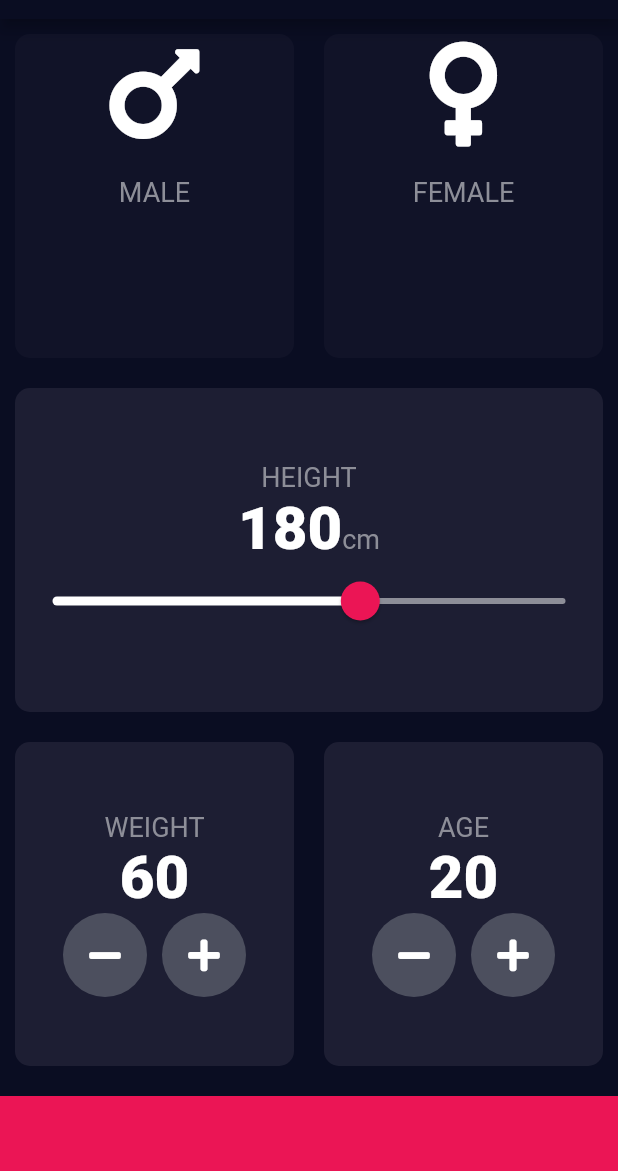
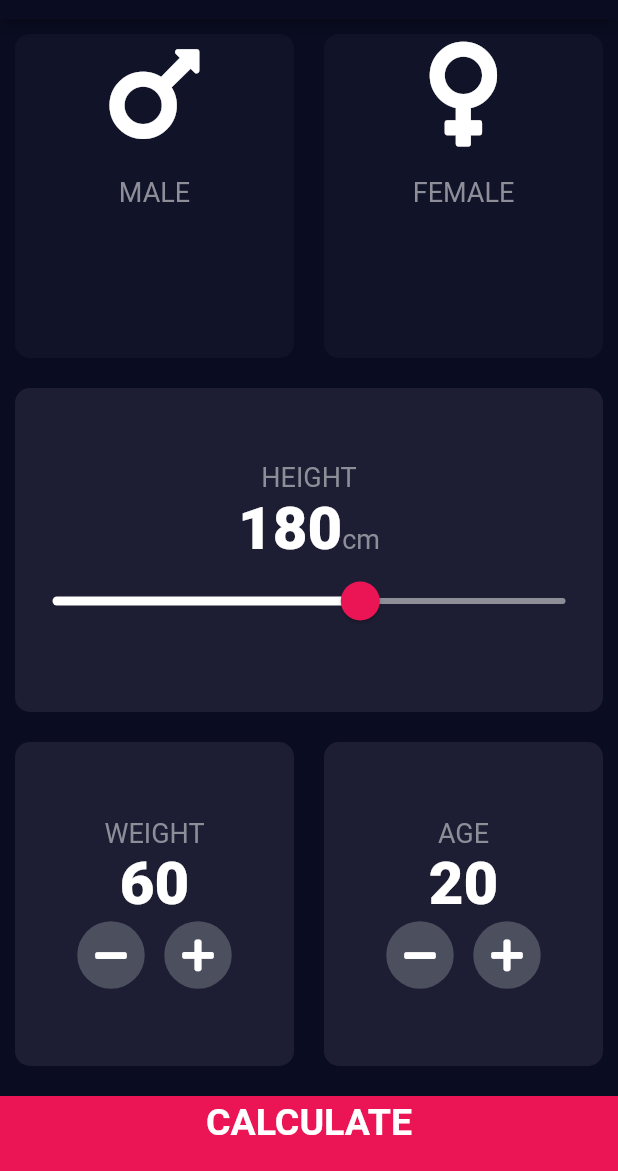
Before and after one commit to iniyan2707/BMI-Calculator, a Flutter app: the screen it shows after launch, on a phone screen of 412 x 824 dp, the part 65-1236 px from its top. Run offline on Flutter 3.47's test engine with Material 2 defaults, Android fonts, the phone set to English and light mode, and no system bars; our stand-ins replace font_awesome_flutter.

```diff
--- /dev/null
+++ b/lib/components/bottom_button.dart
@@ -0,0 +1,28 @@
+import 'package:flutter/material.dart';
+import '../constants.dart';
+
+class BottomButton extends StatelessWidget {
+  BottomButton({required this.buttonTitle, required this.onTap});
+
+  final VoidCallback onTap;
+  final String buttonTitle;
+  @override
+  Widget build(BuildContext context) {
+    return GestureDetector(
+      onTap: onTap,
+      child: Container(
+        child: Center(
+          child: Text(
+            buttonTitle,
+            style: kLargeButtonTextStyle,
+          ),
+        ),
+        color: kBottomContainerColour,
+        width: double.infinity,
+        height: kBottomHeight,
+        margin: EdgeInsets.only(top: 10.0),
+        padding: EdgeInsets.only(bottom: 15.0),
+      ),
+    );
+  }
+}
--- a/lib/icon_content.dart
+++ b/lib/components/icon_content.dart
@@ -1,6 +1,6 @@
 import 'package:flutter/material.dart';
 
-import 'constants.dart';
+import 'package:bmi_calculator_flutter/constants.dart';
 
 class IconContent extends StatelessWidget {
   IconContent(this.icon, this.label);
--- /dev/null
+++ b/lib/components/round_icon_button.dart
@@ -0,0 +1,19 @@
+import 'package:flutter/material.dart';
+import 'package:bmi_calculator_flutter/constants.dart';
+
+class RoundIconButton extends StatelessWidget {
+  RoundIconButton({required this.icon, required this.onPressed});
+  final IconData icon;
+  final VoidCallback onPressed;
+  @override
+  Widget build(BuildContext context) {
+    return RawMaterialButton(
+      elevation: 0.0,
+      child: Icon(icon),
+      constraints: BoxConstraints.tightFor(width: 45.0, height: 45.0),
+      shape: CircleBorder(),
+      fillColor: Color(0xFF4C4F5E),
+      onPressed: onPressed,
+    );
+  }
+}
--- a/lib/main.dart
+++ b/lib/main.dart
@@ -1,5 +1,5 @@
 import 'package:flutter/material.dart';
-import 'input_page.dart';
+import 'screens/input_page.dart';
 
 void main() => runApp(BMICalculator());
 
--- a/lib/input_page.dart
+++ b/lib/screens/input_page.dart
@@ -1,9 +1,13 @@
 import 'package:flutter/material.dart';
 import 'package:font_awesome_flutter/font_awesome_flutter.dart';
-import 'reusable_card.dart';
-import 'icon_content.dart';
+import '../components/reusable_card.dart';
+import 'package:bmi_calculator_flutter/components/icon_content.dart';
 
-import 'constants.dart';
+import '../constants.dart';
+import 'results_page.dart';
+import '../components/bottom_button.dart';
+import 'package:bmi_calculator_flutter/components/round_icon_button.dart';
+import 'package:bmi_calculator_flutter/calculator_brain.dart';
 
 enum Gender {
   male,
@@ -205,31 +209,25 @@ class _InputPageState extends State<InputPage> {
               ],
             ),
           ),
-          Container(
-            color: kBottomContainerColour,
-            width: double.infinity,
-            height: kBottomHeight,
-            margin: EdgeInsets.only(top: 10.0),
-          )
+          BottomButton(
+            buttonTitle: 'CALCULATE',
+            onTap: () {
+              CalculatorBrain calc =
+                  CalculatorBrain(height: height, weight: weight);
+              Navigator.push(
+                context,
+                MaterialPageRoute(
+                  builder: (context) => ResultPage(
+                    bmiResult: calc.calculateBmi(),
+                    interpretation: calc.getInterpretation(),
+                    resultText: calc.getResult(),
+                  ),
+                ),
+              );
+            },
+          ),
         ],
       ),
     );
   }
 }
-
-class RoundIconButton extends StatelessWidget {
-  RoundIconButton({required this.icon, required this.onPressed});
-  final IconData icon;
-  final VoidCallback onPressed;
-  @override
-  Widget build(BuildContext context) {
-    return RawMaterialButton(
-      elevation: 0.0,
-      child: Icon(icon),
-      constraints: BoxConstraints.tightFor(width: 56.0, height: 56.0),
-      shape: CircleBorder(),
-      fillColor: Color(0xFF4C4F5E),
-      onPressed: onPressed,
-    );
-  }
-}
```
Also changed, not shown: lib/calculator_brain.dart (added, +35 -0 lines), lib/constants.dart (+25 -0 lines), lib/screens/results_page.dart (added, +69 -0 lines), lib/components/reusable_card.dart (renamed from lib/reusable_card.dart), 17 other files.
